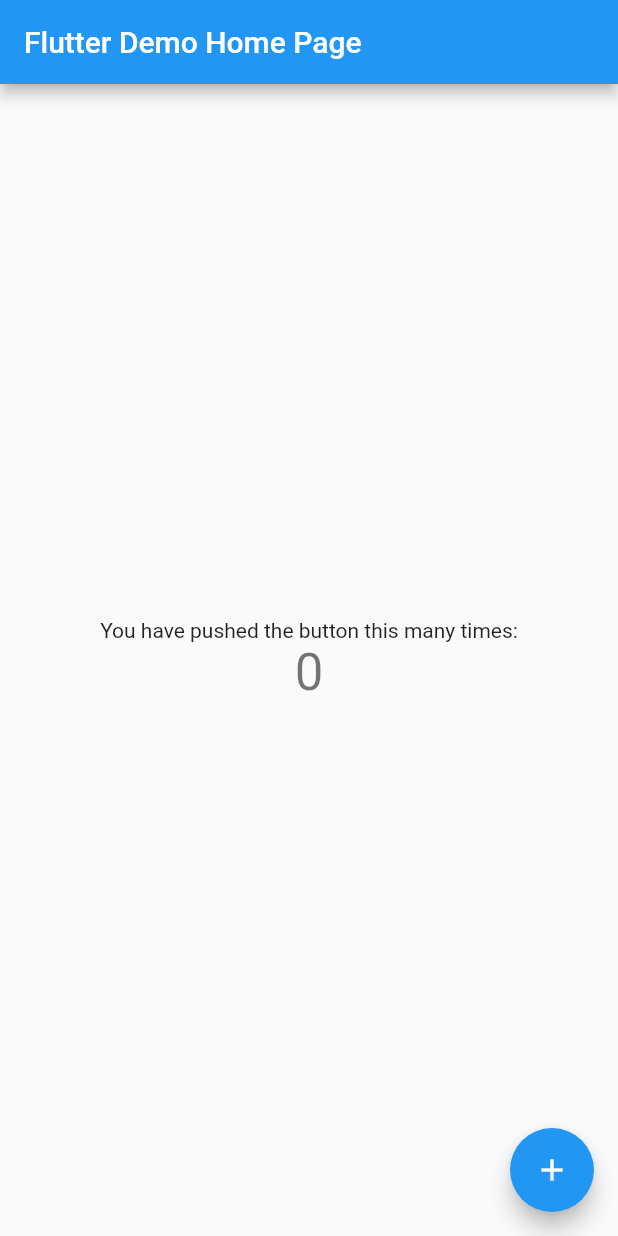
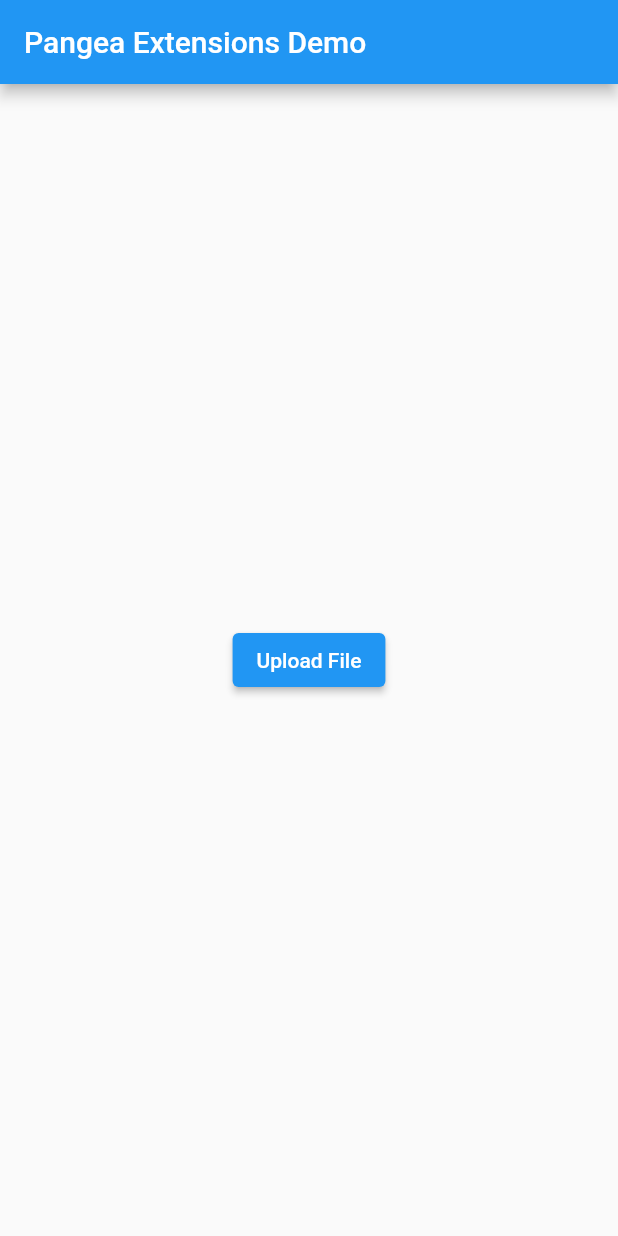
Before and after one commit to trey-a-hope/pangea_extensions_demo, a Flutter app: the screen it shows after launch, on a phone screen of 412 x 824 dp. Run offline on Flutter 3.47's test engine with Material 2 defaults, Android fonts, the phone set to English and light mode, and no system bars; our stand-ins replace file_picker, firebase_core, firebase_storage; accounts and stored records are empty.

Commit message:
Initial upload
* Initial upload.

```diff
--- /dev/null
+++ b/firestore.indexes.json
@@ -0,0 +1,4 @@
+{
+  "indexes": [],
+  "fieldOverrides": []
+}
--- /dev/null
+++ b/lib/demo_page.dart
@@ -0,0 +1,62 @@
+import 'dart:io';
+
+import 'package:file_picker/file_picker.dart';
+import 'package:flutter/material.dart';
+import 'package:pangea_extensions_demo/storage_service.dart';
+
+class DemoPage extends StatefulWidget {
+  const DemoPage({super.key});
+
+  @override
+  State<DemoPage> createState() => _DemoPageState();
+}
+
+class _DemoPageState extends State<DemoPage> {
+  final StorageService _storageService = StorageService();
+  bool _isLoading = false;
+
+  @override
+  Widget build(BuildContext context) {
+    return Scaffold(
+      appBar: AppBar(
+        title: const Text('Pangea Extensions Demo'),
+      ),
+      body: Center(
+        child: _isLoading
+            ? const CircularProgressIndicator()
+            : ElevatedButton(
+                onPressed: uploadFile,
+                child: const Text('Upload File'),
+              ),
+      ),
+    );
+  }
+
+  void uploadFile() async {
+    FilePickerResult? result = await FilePicker.platform.pickFiles();
+
+    if (result != null && result.files.single.path != null) {
+      setState(() => _isLoading = true);
+      try {
+        File file = File(result.files.single.path!);
+        await _storageService.uploadFile(
+          file: file,
+          path: 'eicar-test-file.com',
+        );
+        setState(() => _isLoading = false);
+        showSnackbar(context: context);
+      } catch (e) {
+        setState(() => _isLoading = false);
+        debugPrint(e.toString());
+      }
+    }
+  }
+
+  showSnackbar({required BuildContext context}) {
+    ScaffoldMessenger.of(context).showSnackBar(
+      const SnackBar(
+        content: Text('File uploaded successfully.'),
+      ),
+    );
+  }
+}
--- a/lib/main.dart
+++ b/lib/main.dart
@@ -1,115 +1,26 @@
+import 'package:firebase_core/firebase_core.dart';
 import 'package:flutter/material.dart';
+import 'demo_page.dart';
+import 'firebase_options.dart';
 
-void main() {
+void main() async {
+  WidgetsFlutterBinding.ensureInitialized();
+  await Firebase.initializeApp(
+    options: DefaultFirebaseOptions.currentPlatform,
+  );
   runApp(const MyApp());
 }
 
 class MyApp extends StatelessWidget {
   const MyApp({super.key});
-
-  // This widget is the root of your application.
   @override
   Widget build(BuildContext context) {
     return MaterialApp(
       title: 'Flutter Demo',
       theme: ThemeData(
-        // This is the theme of your application.
-        //
-        // Try running your application with "flutter run". You'll see the
-        // application has a blue toolbar. Then, without quitting the app, try
-        // changing the primarySwatch below to Colors.green and then invoke
-        // "hot reload" (press "r" in the console where you ran "flutter run",
-        // or simply save your changes to "hot reload" in a Flutter IDE).
-        // Notice that the counter didn't reset back to zero; the application
-        // is not restarted.
         primarySwatch: Colors.blue,
       ),
-      home: const MyHomePage(title: 'Flutter Demo Home Page'),
+      home: const DemoPage(),
     );
   }
 }
-
-class MyHomePage extends StatefulWidget {
-  const MyHomePage({super.key, required this.title});
-
-  // This widget is the home page of your application. It is stateful, meaning
-  // that it has a State object (defined below) that contains fields that affect
-  // how it looks.
-
-  // This class is the configuration for the state. It holds the values (in this
-  // case the title) provided by the parent (in this case the App widget) and
-  // used by the build method of the State. Fields in a Widget subclass are
-  // always marked "final".
-
-  final String title;
-
-  @override
-  State<MyHomePage> createState() => _MyHomePageState();
-}
-
-class _MyHomePageState extends State<MyHomePage> {
-  int _counter = 0;
-
-  void _incrementCounter() {
-    setState(() {
-      // This call to setState tells the Flutter framework that something has
-      // changed in this State, which causes it to rerun the build method below
-      // so that the display can reflect the updated values. If we changed
-      // _counter without calling setState(), then the build method would not be
-      // called again, and so nothing would appear to happen.
-      _counter++;
-    });
-  }
-
-  @override
-  Widget build(BuildContext context) {
-    // This method is rerun every time setState is called, for instance as done
-    // by the _incrementCounter method above.
-    //
-    // The Flutter framework has been optimized to make rerunning build methods
-    // fast, so that you can just rebuild anything that needs updating rather
-    // than having to individually change instances of widgets.
-    return Scaffold(
-      appBar: AppBar(
-        // Here we take the value from the MyHomePage object that was created by
-        // the App.build method, and use it to set our appbar title.
-        title: Text(widget.title),
-      ),
-      body: Center(
-        // Center is a layout widget. It takes a single child and positions it
-        // in the middle of the parent.
-        child: Column(
-          // Column is also a layout widget. It takes a list of children and
-          // arranges them vertically. By default, it sizes itself to fit its
-          // children horizontally, and tries to be as tall as its parent.
-          //
-          // Invoke "debug painting" (press "p" in the console, choose the
-          // "Toggle Debug Paint" action from the Flutter Inspector in Android
-          // Studio, or the "Toggle Debug Paint" command in Visual Studio Code)
-          // to see the wireframe for each widget.
-          //
-          // Column has various properties to control how it sizes itself and
-          // how it positions its children. Here we use mainAxisAlignment to
-          // center the children vertically; the main axis here is the vertical
-          // axis because Columns are vertical (the cross axis would be
-          // horizontal).
-          mainAxisAlignment: MainAxisAlignment.center,
-          children: <Widget>[
-            const Text(
-              'You have pushed the button this many times:',
-            ),
-            Text(
-              '$_counter',
-              style: Theme.of(context).textTheme.headline4,
-            ),
-          ],
-        ),
-      ),
-      floatingActionButton: FloatingActionButton(
-        onPressed: _incrementCounter,
-        tooltip: 'Increment',
-        child: const Icon(Icons.add),
-      ), // This trailing comma makes auto-formatting nicer for build methods.
-    );
-  }
-}
--- /dev/null
+++ b/lib/storage_service.dart
@@ -0,0 +1,16 @@
+import 'dart:io';
+
+import 'package:firebase_storage/firebase_storage.dart';
+
+class StorageService {
+  Future<String> uploadFile({required File file, required String path}) async {
+    try {
+      final Reference ref = FirebaseStorage.instance.ref().child(path);
+      final UploadTask uploadTask = ref.putFile(file);
+      final Reference sr = (await uploadTask).ref;
+      return (await sr.getDownloadURL()).toString();
+    } catch (e) {
+      throw Exception(e.toString());
+    }
+  }
+}
```
Also changed, not shown: pubspec.yaml (+5 -71 lines), lib/firebase_options.dart (added), 23 other files.
